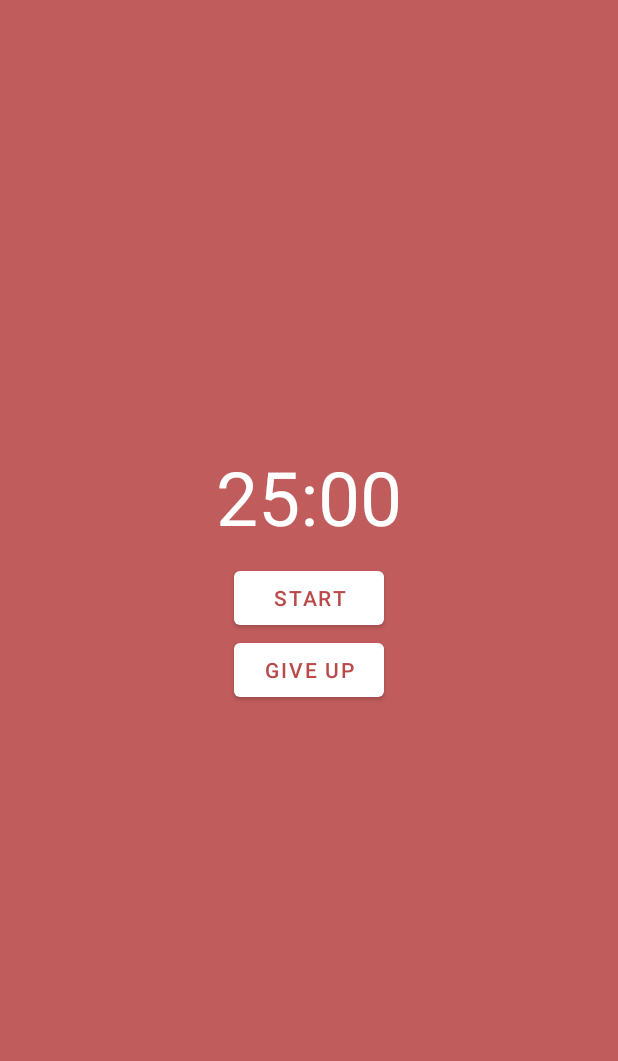
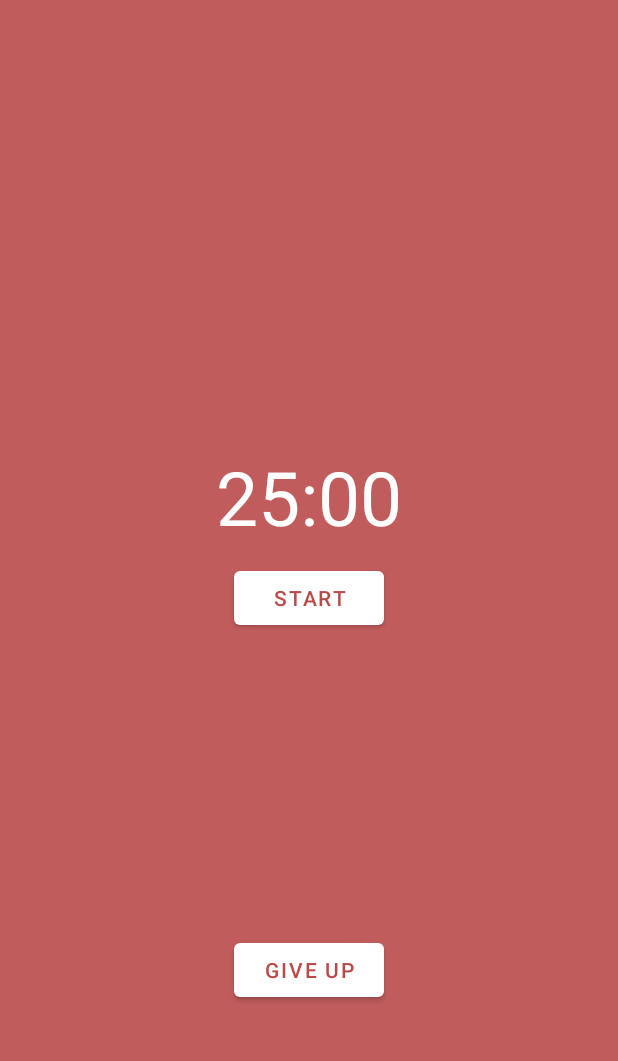
Before and after one commit to Lamlance/HCMUS_CSC13009_20KTPM2_Group02_ScheduleProject, an Android app: the fragment TimerFragment placed in its activity, on a phone screen of 412 x 824 dp, the part 84-1145 px from its top. Run offline under Robolectric (Android 15) with nearby library versions, the phone set to English and light mode, and no system bars; our stand-ins replace navigation-ui; 2 statements that could not run were skipped.

Commit message:
edit button position in fragment_timer.xml

```diff
--- a/app/src/main/java/com/honaglam/scheduleproject/TimerFragment.java
+++ b/app/src/main/java/com/honaglam/scheduleproject/TimerFragment.java
@@ -96,6 +96,7 @@ public class TimerFragment extends Fragment {
     btnPause = getView().findViewById(R.id.btnTimerPause);
     btnPause.setBackgroundColor(Color.parseColor("#ffffff"));
     btnPause.setTextColor(Color.parseColor("#ba4949"));
+
     btnPause.setOnClickListener(new View.OnClickListener() {
       @Override
       public void onClick(View view) {
--- a/app/src/main/java/com/honaglam/scheduleproject/TimerService.java
+++ b/app/src/main/java/com/honaglam/scheduleproject/TimerService.java
@@ -106,6 +106,10 @@ public class TimerService extends Service {
     timer.cancel();
   }
 
+  public void resetTimer() {
+
+  }
+
   @Override
   public void onDestroy() {
     timer.cancel();
--- a/app/src/main/res/layout/fragment_timer.xml
+++ b/app/src/main/res/layout/fragment_timer.xml
@@ -16,7 +16,8 @@
         android:layout_width="wrap_content"
         android:layout_height="wrap_content"
         android:text="25:00"
-        android:textSize="50sp"/>
+        android:textSize="50sp"
+        android:layout_marginTop="200dp"/>
     <Button
         android:id="@+id/btnTimerStart"
         android:layout_width="100dp"
@@ -27,7 +28,8 @@
         android:id="@+id/btnTimerPause"
         android:layout_width="100dp"
         android:layout_height="wrap_content"
-        android:text="GIVE UP"/>
+        android:text="GIVE UP"
+        android:layout_marginTop="200dp"/>
 
   </LinearLayout>
 
```
